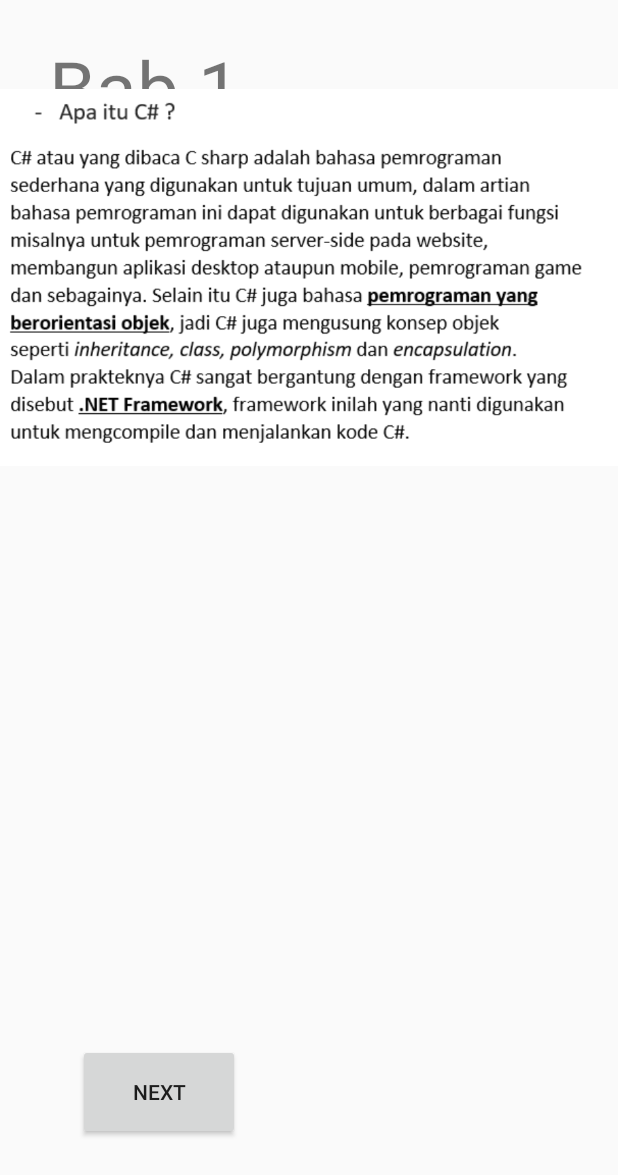
After one commit to Hansenttheja/TugasAkhir, an Android app: the bab1page1 screen opened directly, with no data from a screen before it, on a phone screen of 412 x 824 dp. The commit adds this screen. Shown: the top 1175 px of the screen. Run offline under Robolectric (Android 15) with nearby library versions, the phone set to English and light mode, and no system bars.

Commit message:
Penambahan Bab1
Penambahan 3 page yang merupakan bab 1

```diff
--- a/Brise/app/src/main/AndroidManifest.xml
+++ b/Brise/app/src/main/AndroidManifest.xml
@@ -10,10 +10,13 @@
         android:roundIcon="@mipmap/ic_launcher_round"
         android:supportsRtl="true"
         android:theme="@style/AppTheme">
+        <activity android:name=".bab1page3"></activity>
+        <activity android:name=".bab1page2" />
+        <activity android:name=".bab1page1" />
         <activity
             android:name=".Homepage"
             android:label="@string/title_activity_homepage"
-            android:theme="@style/AppTheme.NoActionBar"></activity>
+            android:theme="@style/AppTheme.NoActionBar" />
         <activity
             android:name=".Main2Activity"
             android:label="@string/title_activity_main2"
--- a/Brise/app/src/main/java/com/example/brise/Homepage.kt
+++ b/Brise/app/src/main/java/com/example/brise/Homepage.kt
@@ -24,6 +24,7 @@ import com.google.firebase.auth.FirebaseAuth
 import com.google.firebase.auth.FirebaseUser
 import kotlinx.android.synthetic.main.activity_regis.*
 import kotlinx.android.synthetic.main.activity_regis.DisplayEmail
+import kotlinx.android.synthetic.main.app_bar_homepage.*
 import kotlinx.android.synthetic.main.nav_header_homepage.*
 
 
@@ -71,6 +72,10 @@ class Homepage : AppCompatActivity() {
                 Toast.makeText(this, "onClick: Exception ",Toast.LENGTH_SHORT ).show()
             }
         }
+
+        bab1.setOnClickListener {
+            startActivity(Intent(this, bab1page1::class.java))
+        }
     }
 
     override fun onCreateOptionsMenu(menu: Menu): Boolean {
--- /dev/null
+++ b/Brise/app/src/main/java/com/example/brise/bab1page1.kt
@@ -0,0 +1,18 @@
+package com.example.brise
+
+import android.content.Intent
+import androidx.appcompat.app.AppCompatActivity
+import android.os.Bundle
+import kotlinx.android.synthetic.main.activity_bab1page1.*
+
+class bab1page1 : AppCompatActivity() {
+
+    override fun onCreate(savedInstanceState: Bundle?) {
+        super.onCreate(savedInstanceState)
+        setContentView(R.layout.activity_bab1page1)
+
+        btnNext.setOnClickListener {
+            startActivity(Intent(this, bab1page2::class.java))
+        }
+    }
+}
--- a/Brise/app/src/main/java/com/example/brise/ui/home/HomeViewModel.kt
+++ b/Brise/app/src/main/java/com/example/brise/ui/home/HomeViewModel.kt
@@ -7,7 +7,7 @@ import androidx.lifecycle.ViewModel
 class HomeViewModel : ViewModel() {
 
     private val _text = MutableLiveData<String>().apply {
-        value = "This is home Fragment"
+        value = ""
     }
     val text: LiveData<String> = _text
 }
--- /dev/null
+++ b/Brise/app/src/main/res/layout/activity_bab1page1.xml
@@ -0,0 +1,39 @@
+<?xml version="1.0" encoding="utf-8"?>
+<androidx.constraintlayout.widget.ConstraintLayout xmlns:android="http://schemas.android.com/apk/res/android"
+    xmlns:app="http://schemas.android.com/apk/res-auto"
+    xmlns:tools="http://schemas.android.com/tools"
+    android:layout_width="match_parent"
+    android:layout_height="match_parent"
+    tools:context=".bab1page1">
+
+    <TextView
+        android:layout_width="wrap_content"
+        android:layout_height="wrap_content"
+        android:layout_marginTop="24dp"
+        android:layout_marginEnd="252dp"
+        android:layout_marginRight="252dp"
+        android:text="@string/bab1"
+        android:textSize="50sp"
+        app:layout_constraintEnd_toEndOf="parent"
+        app:layout_constraintTop_toTopOf="parent" />
+
+    <ImageView
+        android:id="@+id/imageView2"
+        android:layout_width="wrap_content"
+        android:layout_height="wrap_content"
+        app:srcCompat="@drawable/materi1"
+        tools:layout_editor_absoluteX="0dp"
+        tools:layout_editor_absoluteY="119dp"
+        tools:ignore="MissingConstraints" />
+
+    <Button
+        android:id="@+id/btnNext"
+        android:layout_width="108dp"
+        android:layout_height="64dp"
+        android:layout_marginEnd="252dp"
+        android:layout_marginRight="252dp"
+        android:layout_marginBottom="64dp"
+        android:text="@string/next"
+        app:layout_constraintBottom_toBottomOf="parent"
+        app:layout_constraintEnd_toEndOf="parent" />
+</androidx.constraintlayout.widget.ConstraintLayout>
--- a/Brise/app/src/main/res/values/strings.xml
+++ b/Brise/app/src/main/res/values/strings.xml
@@ -47,6 +47,8 @@
     <string name="app_info">App Info</string>
     <string name="logout">Logout</string>
     <string name="enter_to_play">Enter to play</string>
+    <string name="bab_1" />
+    <string name="bab1">Bab 1</string>
 
 
 </resources>
```
Also changed, not shown: Brise/app/src/main/java/com/example/brise/bab1page2.kt (added, +20 -0 lines), Brise/app/src/main/java/com/example/brise/bab1page3.kt (added, +19 -0 lines), Brise/app/src/main/res/layout/activity_bab1page2.xml (added, +28 -0 lines), Brise/app/src/main/res/layout/activity_bab1page3.xml (added, +29 -0 lines), Brise/app/src/main/res/layout/activity_login.xml (+3 -11 lines), Brise/app/src/main/res/layout/app_bar_homepage.xml (+10 -0 lines), Brise/app/src/main/res/drawable/materi1.PNG (added), Brise/app/src/main/res/drawable/materi2.PNG (added), Brise/app/src/main/res/drawable/materi3.PNG (added).
